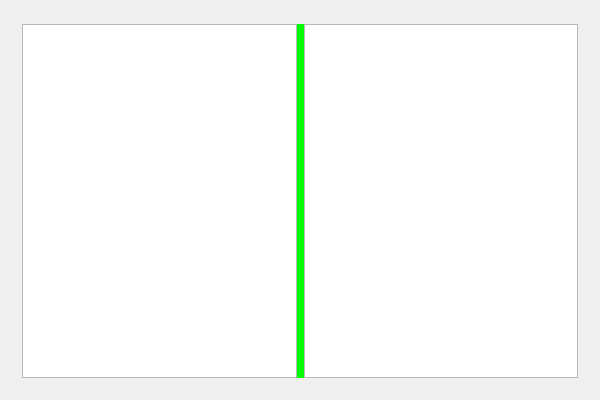
First picture: the form in src/view/MainWindow.ui, repository zer0main/battleship, before the edit.
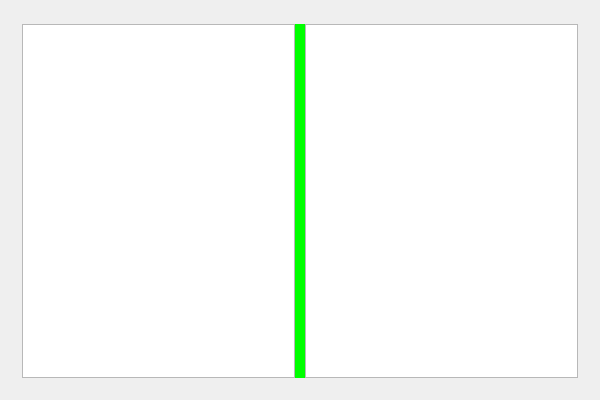
Second picture: the form after the edit. The open tabs and pages were chosen to show the change.

Commit message:
GUI: change size of separator between battlefields
close #5

Patch:
```diff
--- a/src/view/MainWindow.ui
+++ b/src/view/MainWindow.ui
@@ -281,7 +281,7 @@
       <widget class="QWidget" name="botpage">
        <layout class="QHBoxLayout" name="horizontalLayout_7">
         <item>
-         <layout class="QHBoxLayout" name="horizontalLayout_6">
+         <layout class="QHBoxLayout" name="horizontalLayout_6" stretch="100,4,100">
           <property name="spacing">
            <number>0</number>
           </property>
```
Left out of the diff: 4 changed lines with no effect on the pictures.
